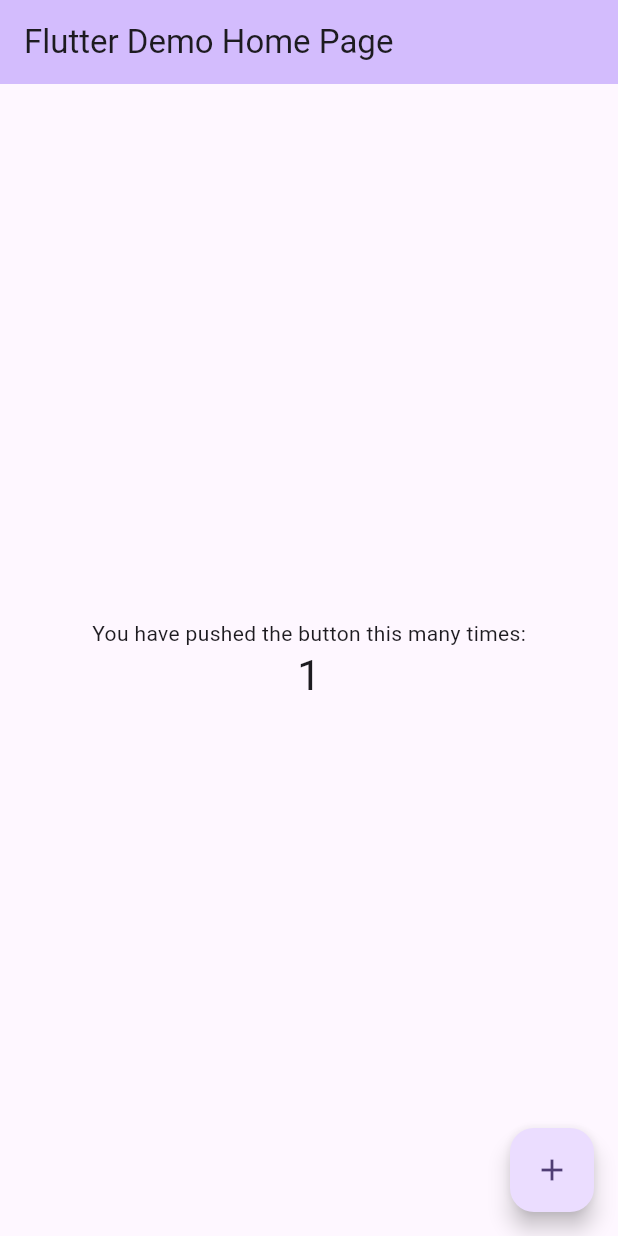
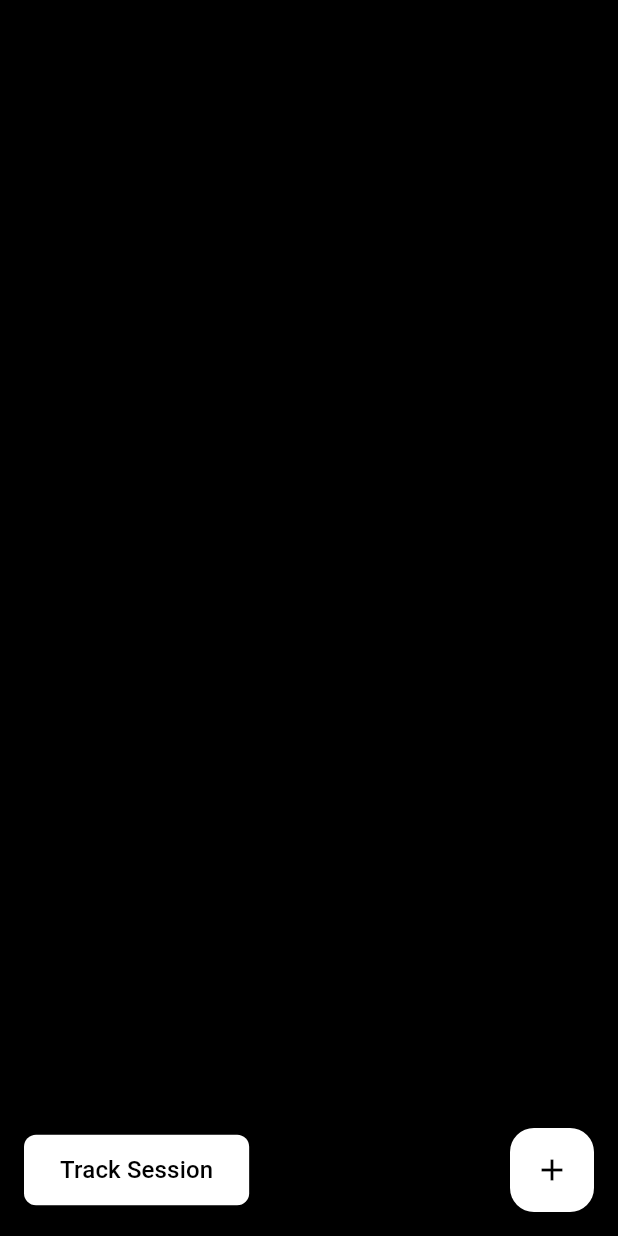
Before and after one commit to JoshuaIsph/SessionTrack, a Flutter app: the screen it shows after launch, after a tap on the "add" icon, on a phone screen of 412 x 824 dp. Run offline on Flutter 3.47's test engine with Material 3 defaults, Android fonts, the phone set to English and light mode, and no system bars.

Commit message:
added basic home screen

```diff
--- /dev/null
+++ b/sessiontrack/devtools_options.yaml
@@ -0,0 +1,3 @@
+description: This file stores settings for Dart & Flutter DevTools.
+documentation: https://docs.flutter.dev/tools/devtools/extensions#configure-extension-enablement-states
+extensions:
--- /dev/null
+++ b/sessiontrack/lib/app/app.dart
@@ -0,0 +1,21 @@
+import 'package:flutter/material.dart';
+import 'package:provider/provider.dart';
+import '../features/home/view/home_view.dart';
+import '../features/home/viewmodel/home_viewmodel.dart';
+
+class SessionTrackApp extends StatelessWidget {
+  const SessionTrackApp({super.key});
+
+  @override
+  Widget build(BuildContext context) {
+    return MultiProvider(
+      providers: [ChangeNotifierProvider(create: (_) => HomeViewModel())],
+      child: MaterialApp(
+        debugShowCheckedModeBanner: false,
+        title: 'SessionTrack',
+        theme: ThemeData.dark(), // default dark theme
+        home: const HomeView(),
+      ),
+    );
+  }
+}
--- /dev/null
+++ b/sessiontrack/lib/features/home/model/home_model.dart
@@ -0,0 +1,5 @@
+class HomeModel {
+  final String title;
+
+  HomeModel({required this.title});
+}
--- /dev/null
+++ b/sessiontrack/lib/features/home/view/home_view.dart
@@ -0,0 +1,54 @@
+import 'package:flutter/material.dart';
+import 'package:provider/provider.dart';
+import '../viewmodel/home_viewmodel.dart';
+
+class HomeView extends StatelessWidget {
+  const HomeView({super.key});
+
+  @override
+  Widget build(BuildContext context) {
+    final viewModel = context.watch<HomeViewModel>();
+
+    return Scaffold(
+      backgroundColor: Colors.black,
+      appBar: AppBar(backgroundColor: Colors.black, elevation: 0),
+
+      bottomNavigationBar: Padding(
+        padding: const EdgeInsets.symmetric(horizontal: 16, vertical: 16),
+        child: Row(
+          mainAxisAlignment: MainAxisAlignment.spaceBetween,
+          children: [
+            // Left rectangular "Track Session" button
+            ElevatedButton(
+              style: ElevatedButton.styleFrom(
+                backgroundColor: Colors.white,
+                padding: const EdgeInsets.symmetric(
+                  horizontal: 24,
+                  vertical: 12,
+                ),
+                shape: RoundedRectangleBorder(
+                  borderRadius: BorderRadius.circular(8),
+                ),
+              ),
+              onPressed: () {
+                // TODO: Add "Track Session" action
+              },
+              child: const Text(
+                'Track Session',
+                style: TextStyle(color: Colors.black, fontSize: 16),
+              ),
+            ),
+            // Right circular "+" button
+            FloatingActionButton(
+              backgroundColor: Colors.white,
+              onPressed: () {
+                // TODO: Add "+" button action
+              },
+              child: const Icon(Icons.add, color: Colors.black),
+            ),
+          ],
+        ),
+      ),
+    );
+  }
+}
--- /dev/null
+++ b/sessiontrack/lib/features/home/viewmodel/home_viewmodel.dart
@@ -0,0 +1,4 @@
+import 'package:flutter/material.dart';
+import '../model/home_model.dart';
+
+class HomeViewModel extends ChangeNotifier {}
--- a/sessiontrack/lib/main.dart
+++ b/sessiontrack/lib/main.dart
@@ -1,122 +1,6 @@
 import 'package:flutter/material.dart';
+import 'app/app.dart';
 
 void main() {
-  runApp(const MyApp());
+  runApp(const SessionTrackApp());
 }
-
-class MyApp extends StatelessWidget {
-  const MyApp({super.key});
-
-  // This widget is the root of your application.
-  @override
-  Widget build(BuildContext context) {
-    return MaterialApp(
-      title: 'Flutter Demo',
-      theme: ThemeData(
-        // This is the theme of your application.
-        //
-        // TRY THIS: Try running your application with "flutter run". You'll see
-        // the application has a purple toolbar. Then, without quitting the app,
-        // try changing the seedColor in the colorScheme below to Colors.green
-        // and then invoke "hot reload" (save your changes or press the "hot
-        // reload" button in a Flutter-supported IDE, or press "r" if you used
-        // the command line to start the app).
-        //
-        // Notice that the counter didn't reset back to zero; the application
-        // state is not lost during the reload. To reset the state, use hot
-        // restart instead.
-        //
-        // This works for code too, not just values: Most code changes can be
-        // tested with just a hot reload.
-        colorScheme: .fromSeed(seedColor: Colors.deepPurple),
-      ),
-      home: const MyHomePage(title: 'Flutter Demo Home Page'),
-    );
-  }
-}
-
-class MyHomePage extends StatefulWidget {
-  const MyHomePage({super.key, required this.title});
-
-  // This widget is the home page of your application. It is stateful, meaning
-  // that it has a State object (defined below) that contains fields that affect
-  // how it looks.
-
-  // This class is the configuration for the state. It holds the values (in this
-  // case the title) provided by the parent (in this case the App widget) and
-  // used by the build method of the State. Fields in a Widget subclass are
-  // always marked "final".
-
-  final String title;
-
-  @override
-  State<MyHomePage> createState() => _MyHomePageState();
-}
-
-class _MyHomePageState extends State<MyHomePage> {
-  int _counter = 0;
-
-  void _incrementCounter() {
-    setState(() {
-      // This call to setState tells the Flutter framework that something has
-      // changed in this State, which causes it to rerun the build method below
-      // so that the display can reflect the updated values. If we changed
-      // _counter without calling setState(), then the build method would not be
-      // called again, and so nothing would appear to happen.
-      _counter++;
-    });
-  }
-
-  @override
-  Widget build(BuildContext context) {
-    // This method is rerun every time setState is called, for instance as done
-    // by the _incrementCounter method above.
-    //
-    // The Flutter framework has been optimized to make rerunning build methods
-    // fast, so that you can just rebuild anything that needs updating rather
-    // than having to individually change instances of widgets.
-    return Scaffold(
-      appBar: AppBar(
-        // TRY THIS: Try changing the color here to a specific color (to
-        // Colors.amber, perhaps?) and trigger a hot reload to see the AppBar
-        // change color while the other colors stay the same.
-        backgroundColor: Theme.of(context).colorScheme.inversePrimary,
-        // Here we take the value from the MyHomePage object that was created by
-        // the App.build method, and use it to set our appbar title.
-        title: Text(widget.title),
-      ),
-      body: Center(
-        // Center is a layout widget. It takes a single child and positions it
-        // in the middle of the parent.
-        child: Column(
-          // Column is also a layout widget. It takes a list of children and
-          // arranges them vertically. By default, it sizes itself to fit its
-          // children horizontally, and tries to be as tall as its parent.
-          //
-          // Column has various properties to control how it sizes itself and
-          // how it positions its children. Here we use mainAxisAlignment to
-          // center the children vertically; the main axis here is the vertical
-          // axis because Columns are vertical (the cross axis would be
-          // horizontal).
-          //
-          // TRY THIS: Invoke "debug painting" (choose the "Toggle Debug Paint"
-          // action in the IDE, or press "p" in the console), to see the
-          // wireframe for each widget.
-          mainAxisAlignment: .center,
-          children: [
-            const Text('You have pushed the button this many times:'),
-            Text(
-              '$_counter',
-              style: Theme.of(context).textTheme.headlineMedium,
-            ),
-          ],
-        ),
-      ),
-      floatingActionButton: FloatingActionButton(
-        onPressed: _incrementCounter,
-        tooltip: 'Increment',
-        child: const Icon(Icons.add),
-      ),
-    );
-  }
-}
--- a/sessiontrack/pubspec.yaml
+++ b/sessiontrack/pubspec.yaml
@@ -30,6 +30,8 @@ environment:
 dependencies:
   flutter:
     sdk: flutter
+  provider: ^6.0.5
+
 
   # The following adds the Cupertino Icons font to your application.
   # Use with the CupertinoIcons class for iOS style icons.
```
Also changed, not shown: sessiontrack/pubspec.lock.
